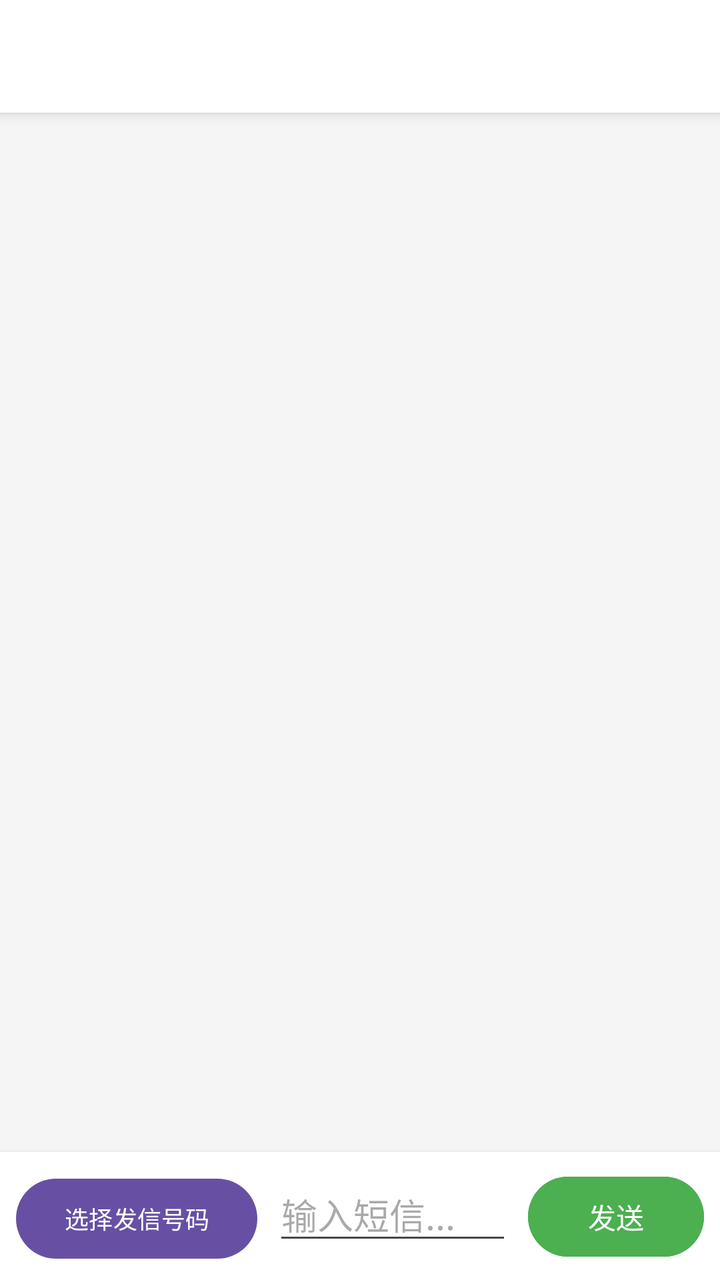
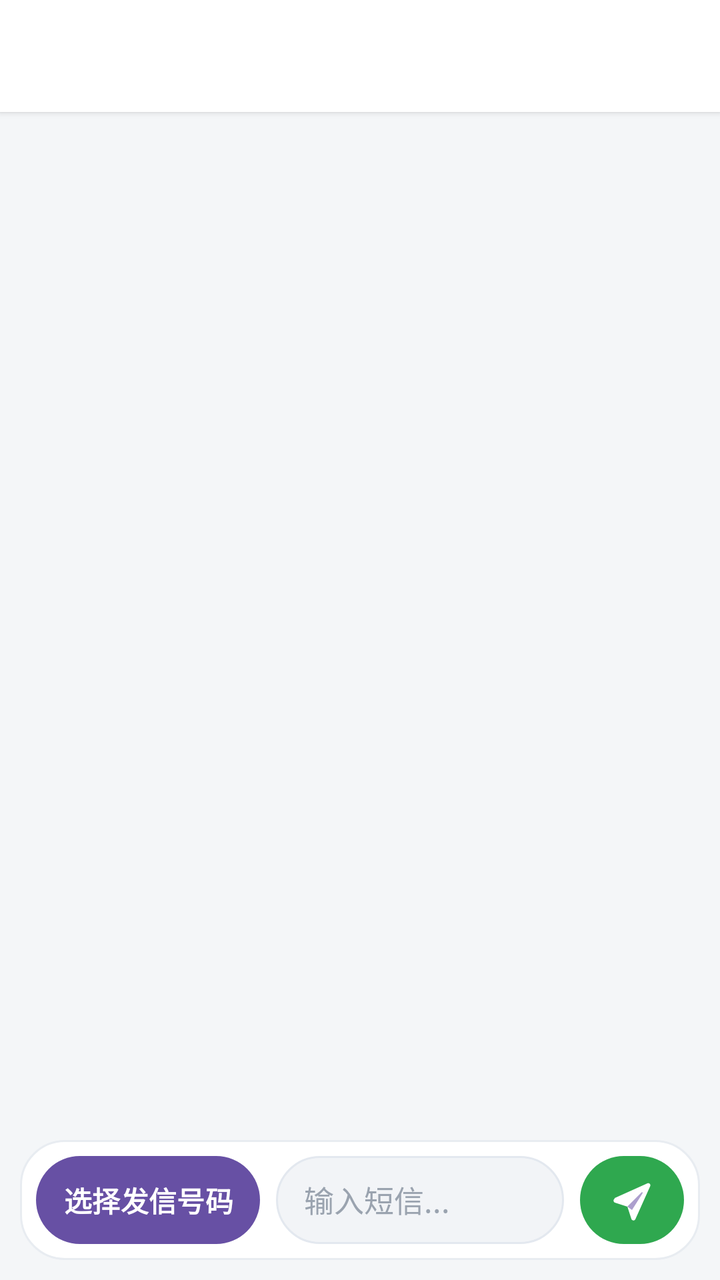

The first picture is an Android layout as it rendered before a commit; the second is the same layout after the commit. The layout source and the unified diff follow.
<!-- AndroidManifest.xml: application theme Theme.DSIM -->
<!-- res/layout/activity_sms_chat.xml -->
<?xml version="1.0" encoding="utf-8"?>
<LinearLayout xmlns:android="http://schemas.android.com/apk/res/android"
    android:layout_width="match_parent"
    android:layout_height="match_parent"
    android:orientation="vertical"
    android:background="#F5F5F5">

    <TextView
        android:id="@+id/tvChatTitle"
        android:layout_width="match_parent"
        android:layout_height="wrap_content"
        android:padding="16dp"
        android:textSize="18sp"
        android:textStyle="bold"
        android:textColor="#333333"
        android:background="#FFFFFF"
        android:elevation="4dp" />

    <androidx.recyclerview.widget.RecyclerView
        android:id="@+id/rvChatMessages"
        android:layout_width="match_parent"
        android:layout_height="0dp"
        android:layout_weight="1"
        android:clipToPadding="false"
        android:padding="8dp" />

    <LinearLayout
        android:layout_width="match_parent"
        android:layout_height="wrap_content"
        android:orientation="horizontal"
        android:padding="8dp"
        android:background="#FFFFFF"
        android:elevation="4dp">

        <Button
            android:id="@+id/btnSelectSim"
            android:layout_width="wrap_content"
            android:layout_height="wrap_content"
            android:text="选择发信号码"
            android:textSize="12sp" />

        <EditText
            android:id="@+id/etSmsInput"
            android:layout_width="0dp"
            android:layout_height="wrap_content"
            android:layout_weight="1"
            android:layout_marginStart="8dp"
            android:layout_marginEnd="8dp"
            android:hint="输入短信..."
            android:inputType="textMultiLine"
            android:maxLines="3" />

        <Button
            android:id="@+id/btnSendSms"
            android:layout_width="wrap_content"
            android:layout_height="wrap_content"
            android:text="发送"
            android:backgroundTint="#4CAF50" />

    </LinearLayout>

</LinearLayout>
<!-- resources referenced by this layout -->
<resources>
  <style name="Theme.DSIM" parent="Base.Theme.DSIM" />
  <style name="Base.Theme.DSIM" parent="Theme.Material3.DayNight.NoActionBar">
          
          
      </style>
</resources>

<!-- the commit's change to res/layout/activity_sms_chat.xml (unified diff, before → after) -->
@@ -2,19 +2,22 @@
 <LinearLayout xmlns:android="http://schemas.android.com/apk/res/android"
     android:layout_width="match_parent"
     android:layout_height="match_parent"
-    android:orientation="vertical"
-    android:background="#F5F5F5">
+    android:background="#F4F6F8"
+    android:orientation="vertical">
 
     <TextView
         android:id="@+id/tvChatTitle"
         android:layout_width="match_parent"
-        android:layout_height="wrap_content"
-        android:padding="16dp"
-        android:textSize="18sp"
-        android:textStyle="bold"
-        android:textColor="#333333"
+        android:layout_height="56dp"
         android:background="#FFFFFF"
-        android:elevation="4dp" />
+        android:elevation="2dp"
+        android:gravity="center_vertical"
+        android:paddingStart="20dp"
+        android:paddingEnd="20dp"
+        android:singleLine="true"
+        android:textColor="#17212B"
+        android:textSize="20sp"
+        android:textStyle="bold" />
 
     <androidx.recyclerview.widget.RecyclerView
         android:id="@+id/rvChatMessages"
@@ -22,41 +25,74 @@
         android:layout_height="0dp"
         android:layout_weight="1"
         android:clipToPadding="false"
-        android:padding="8dp" />
+        android:paddingStart="10dp"
+        android:paddingTop="12dp"
+        android:paddingEnd="10dp"
+        android:paddingBottom="12dp" />
 
     <LinearLayout
         android:layout_width="match_parent"
         android:layout_height="wrap_content"
-        android:orientation="horizontal"
-        android:padding="8dp"
-        android:background="#FFFFFF"
-        android:elevation="4dp">
+        android:background="#F4F6F8"
+        android:paddingStart="10dp"
+        android:paddingEnd="10dp"
+        android:paddingBottom="10dp"
+        android:paddingTop="4dp">
 
-        <Button
-            android:id="@+id/btnSelectSim"
-            android:layout_width="wrap_content"
+        <LinearLayout
+            android:layout_width="match_parent"
             android:layout_height="wrap_content"
-            android:text="选择发信号码"
-            android:textSize="12sp" />
+            android:background="@drawable/bg_chat_input_panel"
+            android:gravity="center_vertical"
+            android:orientation="horizontal"
+            android:padding="8dp">
 
-        <EditText
-            android:id="@+id/etSmsInput"
-            android:layout_width="0dp"
-            android:layout_height="wrap_content"
-            android:layout_weight="1"
-            android:layout_marginStart="8dp"
-            android:layout_marginEnd="8dp"
-            android:hint="输入短信..."
-            android:inputType="textMultiLine"
-            android:maxLines="3" />
+            <Button
+                android:id="@+id/btnSelectSim"
+                android:layout_width="112dp"
+                android:layout_height="44dp"
+                android:background="@drawable/bg_chat_sender_button"
+                android:ellipsize="end"
+                android:includeFontPadding="false"
+                android:minWidth="0dp"
+                android:minHeight="0dp"
+                android:paddingStart="12dp"
+                android:paddingEnd="12dp"
+                android:singleLine="true"
+                android:stateListAnimator="@null"
+                android:text="&#36873;&#25321;&#21457;&#20449;&#21495;&#30721;"
+                android:textColor="#FFFFFF"
+                android:textSize="14sp"
+                android:textStyle="bold" />
 
-        <Button
-            android:id="@+id/btnSendSms"
-            android:layout_width="wrap_content"
-            android:layout_height="wrap_content"
-            android:text="发送"
-            android:backgroundTint="#4CAF50" />
+            <EditText
+                android:id="@+id/etSmsInput"
+                android:layout_width="0dp"
+                android:layout_height="44dp"
+                android:layout_marginStart="8dp"
+                android:layout_marginEnd="8dp"
+                android:layout_weight="1"
+                android:background="@drawable/bg_chat_input_field"
+                android:hint="&#36755;&#20837;&#30701;&#20449;..."
+                android:includeFontPadding="false"
+                android:inputType="textMultiLine"
+                android:maxLines="3"
+                android:minHeight="44dp"
+                android:paddingStart="14dp"
+                android:paddingEnd="14dp"
+                android:textColor="#17212B"
+                android:textColorHint="#9AA3AF"
+                android:textSize="15sp" />
 
+            <ImageButton
+                android:id="@+id/btnSendSms"
+                android:layout_width="52dp"
+                android:layout_height="44dp"
+                android:background="@drawable/bg_chat_send_button"
+                android:contentDescription="&#21457;&#36865;"
+                android:padding="10dp"
+                android:scaleType="center"
+                android:src="@drawable/ic_chat_send" />
+        </LinearLayout>
     </LinearLayout>
-
 </LinearLayout>
<!-- resource entries referenced after the edit -->
@@ -1,5 +1,52 @@
 <!-- resources referenced by this layout -->
 <resources>
+  <!-- drawable bg_chat_input_field (drawable) -->
+  <?xml version="1.0" encoding="utf-8"?>
+  <shape xmlns:android="http://schemas.android.com/apk/res/android">
+      <solid android:color="#F2F4F7" />
+      <corners android:radius="22dp" />
+      <stroke
+          android:width="1dp"
+          android:color="#E3E8EF" />
+  </shape>
+  <!-- drawable bg_chat_input_panel (drawable) -->
+  <?xml version="1.0" encoding="utf-8"?>
+  <shape xmlns:android="http://schemas.android.com/apk/res/android">
+      <solid android:color="#FFFFFF" />
+      <corners android:radius="22dp" />
+      <stroke
+          android:width="1dp"
+          android:color="#E8ECF1" />
+  </shape>
+  <!-- drawable bg_chat_send_button (drawable) -->
+  <?xml version="1.0" encoding="utf-8"?>
+  <shape xmlns:android="http://schemas.android.com/apk/res/android">
+      <solid android:color="#2FA84F" />
+      <corners android:radius="22dp" />
+  </shape>
+  <!-- drawable bg_chat_sender_button (drawable) -->
+  <?xml version="1.0" encoding="utf-8"?>
+  <shape xmlns:android="http://schemas.android.com/apk/res/android">
+      <solid android:color="#6750A4" />
+      <corners android:radius="22dp" />
+  </shape>
+  <!-- drawable ic_chat_send (drawable) -->
+  <?xml version="1.0" encoding="utf-8"?>
+  <vector xmlns:android="http://schemas.android.com/apk/res/android"
+      android:width="24dp"
+      android:height="24dp"
+      android:viewportWidth="24"
+      android:viewportHeight="24">
+  
+      <path
+          android:fillColor="#FFFFFF"
+          android:pathData="M3.2,11.1l16.5,-7.4c0.9,-0.4 1.8,0.5 1.4,1.4l-7.4,16.5c-0.4,0.9 -1.7,0.8 -2,-0.1l-2,-6.2l-6.2,-2c-0.9,-0.3 -1,-1.6 -0.1,-2z" />
+  
+      <path
+          android:fillColor="#6750A4"
+          android:fillAlpha="0.55"
+          android:pathData="M9.7,15.3l7.1,-7.1c0.3,-0.3 0.7,0.1 0.5,0.4l-5.3,8.4z" />
+  </vector>
   <style name="Theme.DSIM" parent="Base.Theme.DSIM" />
   <style name="Base.Theme.DSIM" parent="Theme.Material3.DayNight.NoActionBar">
           
